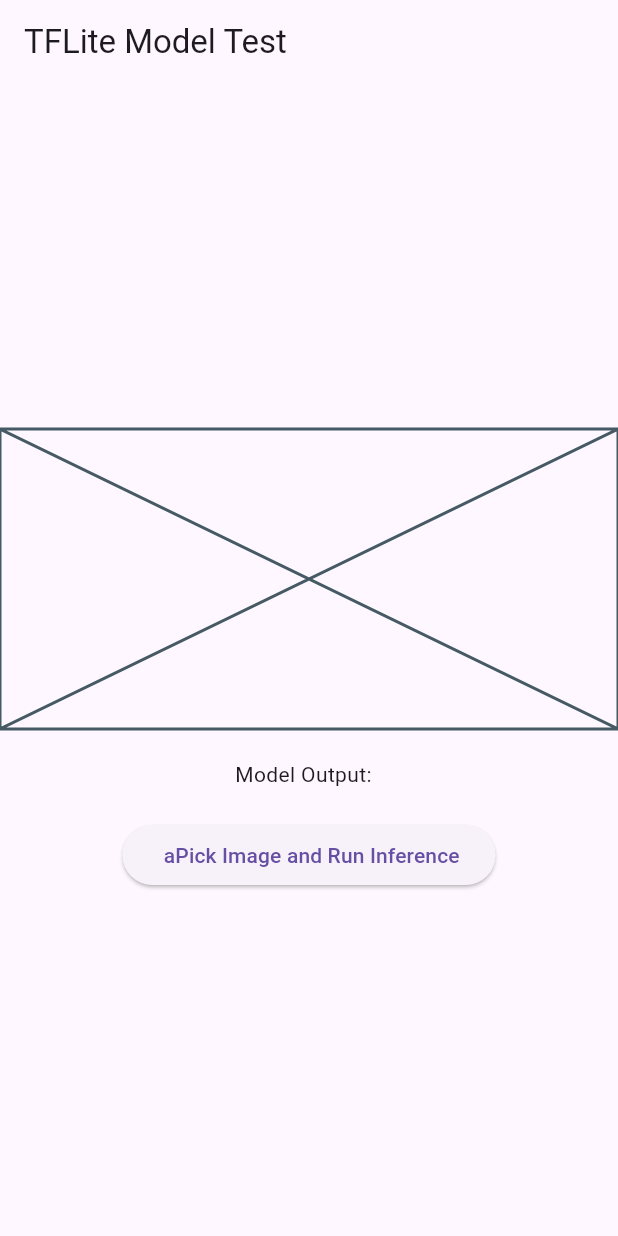
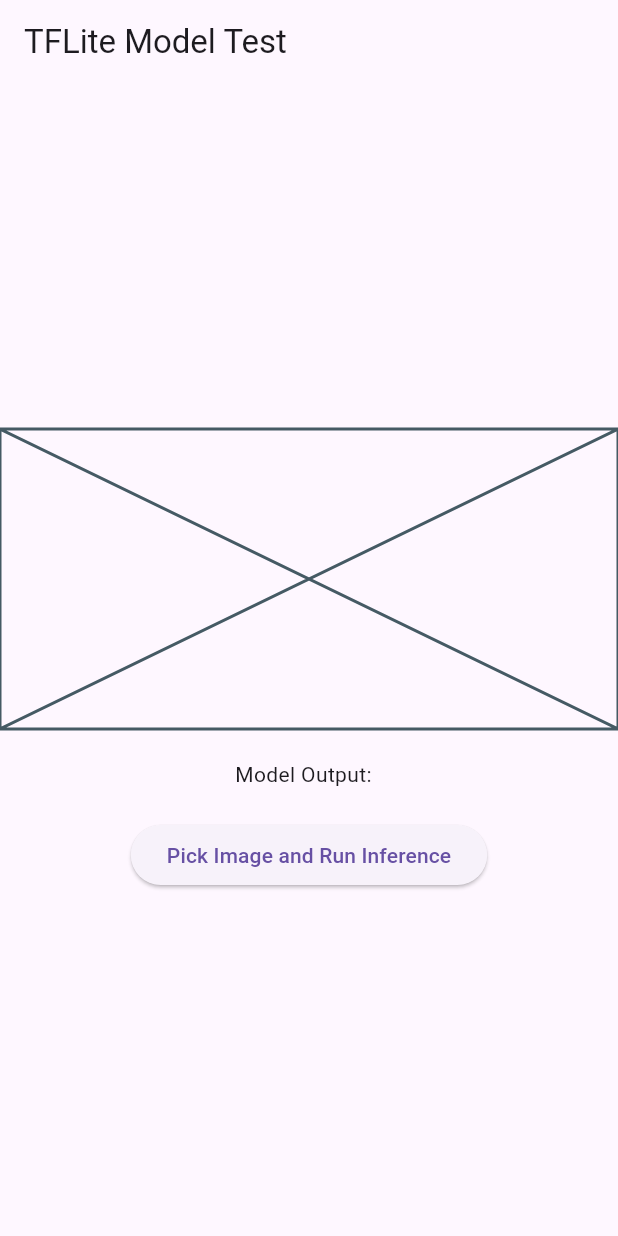
Before and after one commit to Nived-Manoj/Image-Recognition-, a Flutter app: the screen it shows after launch, on a phone screen of 412 x 824 dp. Run offline on Flutter 3.47's test engine with Material 3 defaults, Android fonts, the phone set to English and light mode, and no system bars; our stand-ins replace image_picker; missing offline and left inert: tflite_flutter.

Commit message:
final committ

```diff
--- a/lib/main.dart
+++ b/lib/main.dart
@@ -174,7 +174,7 @@ class _ModelTestScreenState extends State<ModelTestScreen> {
             SizedBox(height: 20),
             ElevatedButton(
               onPressed: _pickImage,
-              child: Text(' aPick Image and Run Inference'),
+              child: Text('Pick Image and Run Inference'),
             ),
           ],
         ),
```
